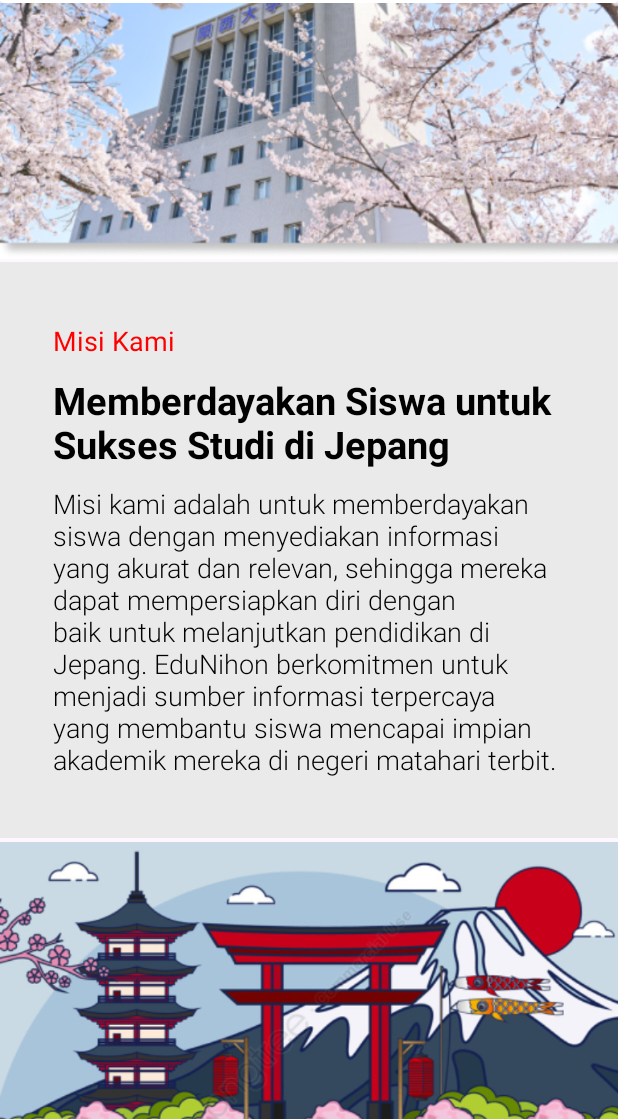
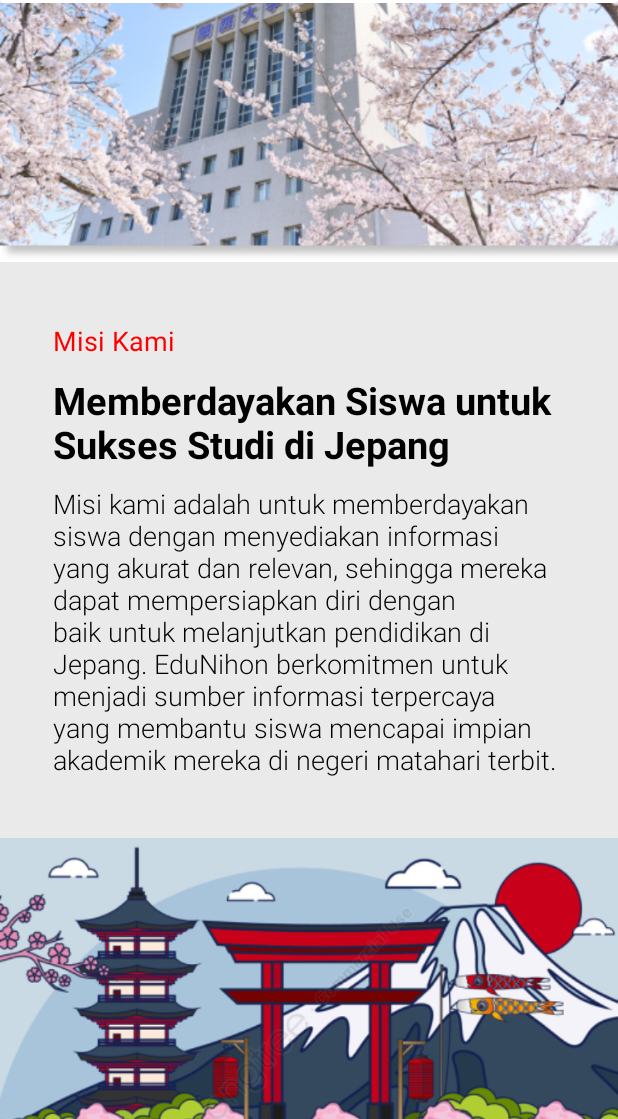
Before and after one commit to RasyadBima15/EduNihon, an Android app: the screen it shows after launch (MainActivity), scrolled down 520 dp, on a phone screen of 412 x 824 dp, the part 117-1236 px from its top. Run offline under Robolectric (Android 15) with nearby library versions, the phone set to English and light mode, and no system bars; plain views replace JustifiedTextView.

Commit message:
fix image size

```diff
--- a/app/src/main/res/layout/activity_main.xml
+++ b/app/src/main/res/layout/activity_main.xml
@@ -56,40 +56,42 @@
                     <ImageView
                         android:layout_width="425dp"
                         android:layout_height="297dp"
+                        android:scaleType="fitXY"
                         android:src="@drawable/pic1" />
                     <LinearLayout
                         android:layout_width="match_parent"
                         android:layout_height="wrap_content"
                         android:background="#EAEAEA"
-                        android:paddingVertical="40dp"
+                        android:orientation="vertical"
                         android:paddingHorizontal="35dp"
-                        android:orientation="vertical">
+                        android:paddingVertical="40dp">
                         <TextView
                             android:layout_width="match_parent"
                             android:layout_height="wrap_content"
+                            android:layout_marginBottom="10dp"
                             android:text="Misi Kami"
                             android:textColor="#FF0000"
-                            android:textSize="18sp"
-                            android:layout_marginBottom="10dp"/>
+                            android:textSize="18sp" />
                         <TextView
                             android:layout_width="match_parent"
                             android:layout_height="wrap_content"
+                            android:layout_marginBottom="10dp"
                             android:text="Memberdayakan Siswa untuk Sukses Studi di Jepang"
                             android:textColor="@color/black"
-                            android:textStyle="bold"
                             android:textSize="25sp"
-                            android:layout_marginBottom="10dp"/>
+                            android:textStyle="bold"/>
                         <com.codesgood.views.JustifiedTextView
-                            android:fontFamily="sans-serif-light"
                             android:layout_width="match_parent"
                             android:layout_height="wrap_content"
+                            android:fontFamily="sans-serif-light"
                             android:text="Misi kami adalah untuk memberdayakan siswa dengan menyediakan informasi yang akurat dan relevan, sehingga mereka dapat mempersiapkan diri dengan baik untuk melanjutkan pendidikan di Jepang. EduNihon berkomitmen untuk menjadi sumber informasi terpercaya yang membantu siswa mencapai impian akademik mereka di negeri matahari terbit."
                             android:textColor="@color/black"
-                            android:textSize="18sp"/>
+                            android:textSize="18sp" />
                     </LinearLayout>
                     <ImageView
                         android:layout_width="match_parent"
                         android:layout_height="250dp"
+                        android:scaleType="fitXY"
                         android:src="@drawable/pic2" />
                     <LinearLayout
                         android:layout_width="match_parent"
@@ -120,28 +122,31 @@
                             android:textColor="@color/black"
                             android:textSize="18sp"
                             android:layout_marginBottom="20dp"/>
+
                         <LinearLayout
                             android:layout_width="match_parent"
                             android:layout_height="wrap_content"
+                            android:layout_marginBottom="20dp"
                             android:background="@drawable/button_cta_style"
-                            android:orientation="horizontal"
-                            android:layout_marginBottom="20dp"
-                            android:gravity="start">
+                            android:gravity="start"
+                            android:orientation="horizontal">
+
                             <TextView
                                 android:layout_width="wrap_content"
                                 android:layout_height="match_parent"
+                                android:layout_marginStart="20dp"
                                 android:gravity="center"
-                                android:layout_marginStart="20dp"
                                 android:text="Informasi Universitas"
+                                android:textColor="@color/white"
                                 android:textSize="17sp"
-                                android:textStyle="bold"
-                                android:textColor="@color/white"/>
+                                android:textStyle="bold" />
+
                             <ImageView
-                                android:layout_marginStart="90dp"
                                 android:layout_width="50dp"
                                 android:layout_height="50dp"
-                                android:src="@drawable/baseline_arrow_right_alt_24"
-                                android:background="#454545"/>
+                                android:layout_marginStart="80dp"
+                                android:background="#454545"
+                                android:src="@drawable/baseline_arrow_right_alt_24" />
                         </LinearLayout>
                         <LinearLayout
                             android:layout_width="match_parent"
@@ -160,7 +165,7 @@
                                 android:textStyle="bold"
                                 android:textColor="@color/white"/>
                             <ImageView
-                                android:layout_marginStart="180dp"
+                                android:layout_marginStart="170dp"
                                 android:layout_width="50dp"
                                 android:layout_height="50dp"
                                 android:src="@drawable/baseline_arrow_right_alt_24"
@@ -186,7 +191,7 @@
                                 android:layout_width="50dp"
                                 android:layout_height="50dp"
                                 android:layout_gravity="center"
-                                android:layout_marginStart="70dp"
+                                android:layout_marginStart="60dp"
                                 android:background="#454545"
                                 android:src="@drawable/baseline_arrow_right_alt_24" />
                         </LinearLayout>
```
